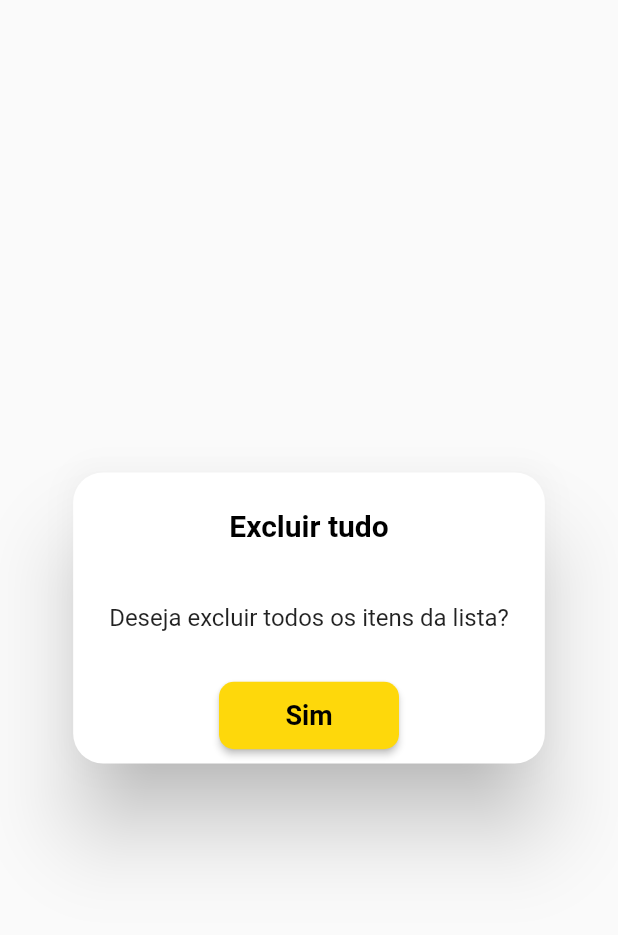
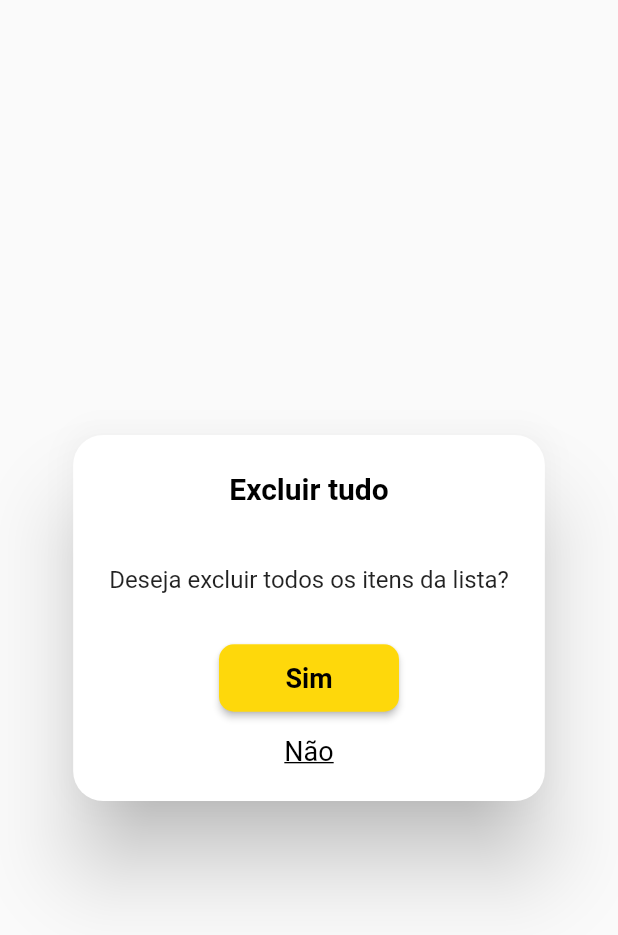
Before and after one commit to SaraCoelhoCosta/garagem_burger, a Flutter app: the PopupDialog widget shown alone on an empty page, opened directly, on a phone screen of 412 x 824 dp. Shown: the top 935 px of the screen. Run offline on Flutter 3.47's test engine with Material 2 defaults, Android fonts, the phone set to English and light mode, and no system bars; our stand-ins replace cloud_firestore, firebase_auth, firebase_core, firebase_storage, flutter_credit_card, google_fonts and 3 more; missing offline and left inert: flutter_facebook_auth, sign_button; accounts and stored records are empty; Roboto replaces fonts that are missing (Oxygen).

Commit message:
Atualizando o modelo de componente popup_dialog

```diff
--- a/lib/components/popup_dialog.dart
+++ b/lib/components/popup_dialog.dart
@@ -75,6 +75,21 @@ class PopupDialog extends StatelessWidget {
                   ),
                 ),
               ),
+              SizedBox(
+                height: 50,
+                child: TextButton(
+                  onPressed: onPressedNoOption,
+                  child: Text(
+                    noLabel,
+                    style: GoogleFonts.oxygen(
+                      color: Colors.black,
+                      fontSize: 18,
+                      fontWeight: FontWeight.normal,
+                      decoration: TextDecoration.underline,
+                    ),
+                  ),
+                ),
+              ),
             ],
           ),
         ),
```
